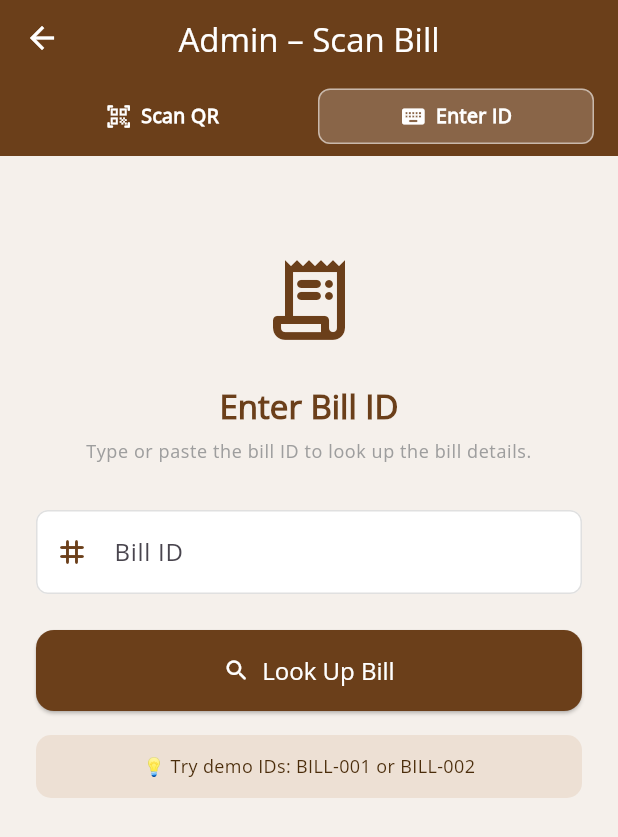
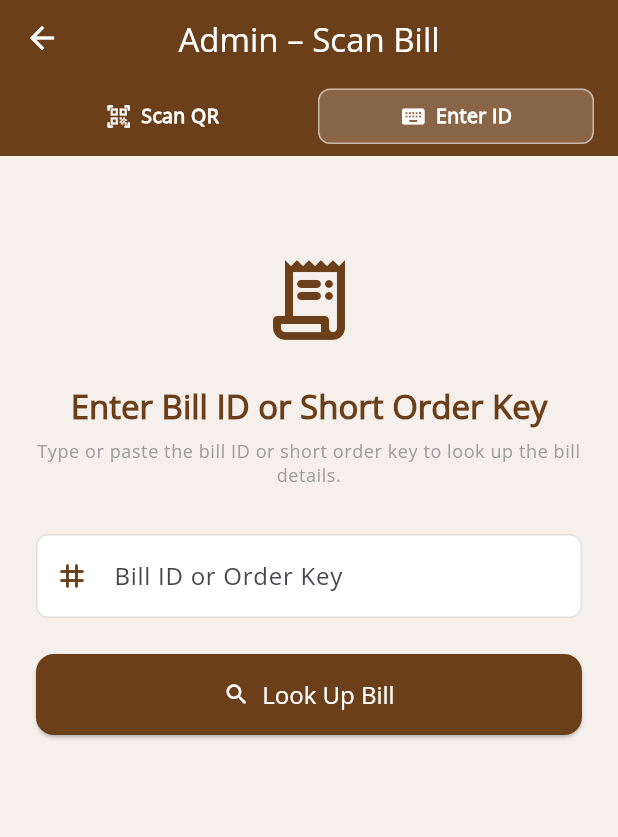
Before and after one commit to yugpokharel/ChiyaSathi, a Flutter app: the AdminScanBillScreen screen opened by its route, after a tap on "Enter ID", on a phone screen of 412 x 824 dp. Shown: the top 837 px of the screen. Run offline on Flutter 3.47's test engine with Material 3 defaults, Android fonts, the phone set to English and light mode, and no system bars; our stand-ins replace connectivity_plus, dartz, device_info_plus, equatable, flutter_local_notifications, flutter_riverpod and 7 more; missing offline and left inert: mobile_scanner; accounts and stored records are empty.

Commit message:
few Fixes

````diff
--- a/lib/features/payment/data/models/bill_model.dart
+++ b/lib/features/payment/data/models/bill_model.dart
@@ -1,5 +1,4 @@
-// bill_model.dart
-// Chiya Sathi - Bill Model
+
 
 import 'dart:convert';
 
@@ -9,6 +8,7 @@ class Bill {
   final String tableId;
   final double totalAmount;
   final DateTime generatedAt;
+  final String? shortOrderKey;
 
   const Bill({
     required this.billId,
@@ -16,9 +16,9 @@ class Bill {
     required this.tableId,
     required this.totalAmount,
     required this.generatedAt,
+    this.shortOrderKey,
   });
 
-  /// Creates a Bill from a JSON map (e.g. parsed from QR code or API response)
   factory Bill.fromJson(Map<String, dynamic> json) {
     return Bill(
       billId: json['billId'] as String,
@@ -26,10 +26,10 @@ class Bill {
       tableId: json['tableId'] as String,
       totalAmount: (json['totalAmount'] as num).toDouble(),
       generatedAt: DateTime.parse(json['generatedAt'] as String),
+      shortOrderKey: json['shortOrderKey'] as String?,
     );
   }
 
-  /// Converts the Bill to a JSON map
   Map<String, dynamic> toJson() {
     return {
       'billId': billId,
@@ -37,13 +37,12 @@ class Bill {
       'tableId': tableId,
       'totalAmount': totalAmount,
       'generatedAt': generatedAt.toIso8601String(),
+      if (shortOrderKey != null) 'shortOrderKey': shortOrderKey,
     };
   }
 
-  /// Serialises to a JSON string (used for QR code data)
   String toJsonString() => jsonEncode(toJson());
 
-  /// Deserialises from a JSON string (used when scanning QR code)
   static Bill fromJsonString(String jsonString) {
     final Map<String, dynamic> map =
         jsonDecode(jsonString) as Map<String, dynamic>;
@@ -56,6 +55,7 @@ class Bill {
     String? tableId,
     double? totalAmount,
     DateTime? generatedAt,
+    String? shortOrderKey,
   }) {
     return Bill(
       billId: billId ?? this.billId,
@@ -63,6 +63,7 @@ class Bill {
       tableId: tableId ?? this.tableId,
       totalAmount: totalAmount ?? this.totalAmount,
       generatedAt: generatedAt ?? this.generatedAt,
+      shortOrderKey: shortOrderKey ?? this.shortOrderKey,
     );
   }
 
--- a/lib/features/payment/presentation/pages/admin_scan_bill_screen.dart
+++ b/lib/features/payment/presentation/pages/admin_scan_bill_screen.dart
@@ -1,16 +1,25 @@
-
-
+import 'dart:convert';
+import 'package:http/http.dart' as http;
 import 'package:chiya_sathi/features/payment/data/models/bill_model.dart';
+import 'package:chiya_sathi/features/payment/presentation/pages/generate_bill_screen.dart'; // For OrderKeyStore
 import 'package:flutter/material.dart';
 import 'package:mobile_scanner/mobile_scanner.dart';
+import 'package:chiya_sathi/core/services/notification_service.dart';
 
-/// Simulated backend lookup by [billId].
-///
-/// Replace this with a real HTTP / database call in production.
+class BillStore {
+  static final Map<String, Bill> _bills = {};
+
+  static void addBill(Bill bill) {
+    _bills[bill.billId] = bill;
+  }
+
+  static Bill? getBill(String billId) => _bills[billId];
+}
 Future<Bill?> _lookupBillById(String billId) async {
   await Future.delayed(const Duration(milliseconds: 600));
+  final bill = BillStore.getBill(billId);
+  if (bill != null) return bill;
 
-  // Simulated database of bills
   final mockDb = <String, Map<String, dynamic>>{
     'BILL-001': {
       'billId': 'BILL-001',
@@ -27,22 +36,39 @@ Future<Bill?> _lookupBillById(String billId) async {
       'generatedAt': '2024-01-15T11:15:00.000',
     },
   };
-
   final data = mockDb[billId];
   if (data == null) return null;
   return Bill.fromJson(data);
 }
 
-/// Admin screen to scan a customer's QR bill or look it up by [billId].
-///
-/// Dependencies – add to pubspec.yaml:
-/// ```yaml
-/// dependencies:
-///   mobile_scanner: ^5.2.3
-/// ```
-///
-/// Android: add camera permission to AndroidManifest.xml
-/// iOS:     add NSCameraUsageDescription to Info.plist
+Future<Order?> fetchOrderById(String orderId) async {
+  final response = await http.get(Uri.parse('https://your-backend.com/api/orders/$orderId'));
+  if (response.statusCode == 200) {
+    final json = jsonDecode(response.body);
+    return Order.fromJson(json);
+  } else {
+    return null;
+  }
+}
+
+class Order {
+  final String id;
+  final String customerName;
+  final List<String> items;
+  final String paymentStatus;
+
+  Order({required this.id, required this.customerName, required this.items, required this.paymentStatus});
+
+  factory Order.fromJson(Map<String, dynamic> json) {
+    return Order(
+      id: json['id'] as String,
+      customerName: json['customerName'] as String,
+      items: List<String>.from(json['items'] as List),
+      paymentStatus: json['paymentStatus'] as String,
+    );
+  }
+}
+
 class AdminScanBillScreen extends StatefulWidget {
   const AdminScanBillScreen({super.key});
 
@@ -52,30 +78,35 @@ class AdminScanBillScreen extends StatefulWidget {
 
 class _AdminScanBillScreenState extends State<AdminScanBillScreen>
     with WidgetsBindingObserver {
-  // ── Camera controller ──────────────────────────────────────────────────────
   final MobileScannerController _cameraController = MobileScannerController(
     detectionSpeed: DetectionSpeed.noDuplicates,
     returnImage: false,
   );
 
-  // ── Manual entry ───────────────────────────────────────────────────────────
   final TextEditingController _manualController = TextEditingController();
   final FocusNode _manualFocus = FocusNode();
   final GlobalKey<FormState> _formKey = GlobalKey<FormState>();
 
-  // ── State ──────────────────────────────────────────────────────────────────
-  bool _isScanning = true;   // true = camera tab, false = manual tab
+  bool _isScanning = true;
   bool _isLoading = false;
-  bool _dialogOpen = false;  // guard against double-open
+  bool _dialogOpen = false;
 
-  // ---------------------------------------------------------------------------
-  // Lifecycle
-  // ---------------------------------------------------------------------------
 
   @override
   void initState() {
     super.initState();
     WidgetsBinding.instance.addObserver(this);
+
+    final demoBill = Bill(
+      billId: 'chai-latte-sathi-order',
+      orderId: 'ORD-2024-001',
+      tableId: 'T-01',
+      totalAmount: 350.00,
+      generatedAt: DateTime.now(),
+      shortOrderKey: 'abcd',
+    );
+    BillStore.addBill(demoBill);
+    OrderKeyStore.add('abcd', 'ORD-2024-001');
   }
 
   @override
@@ -97,9 +128,6 @@ class _AdminScanBillScreenState extends State<AdminScanBillScreen>
     super.dispose();
   }
 
-  // ---------------------------------------------------------------------------
-  // QR detection handler
-  // ---------------------------------------------------------------------------
 
   void _onDetect(BarcodeCapture capture) {
     if (_dialogOpen || _isLoading) return;
@@ -114,35 +142,46 @@ class _AdminScanBillScreenState extends State<AdminScanBillScreen>
     _processRawValue(rawValue);
   }
 
-  // ---------------------------------------------------------------------------
-  // Core processing – shared by QR scan and manual entry
-  // ---------------------------------------------------------------------------
 
   Future<void> _processRawValue(String rawValue) async {
     setState(() => _isLoading = true);
 
     try {
       Bill? bill;
+      String input = rawValue.trim();
 
-      // 1. Try to parse as a full JSON bill (from QR)
-      if (rawValue.trimLeft().startsWith('{')) {
+      // Debug: print available keys
+      debugPrint('AdminScanBillScreen: input="$input"');
+      debugPrint('BillStore keys: ${BillStore._bills.keys.toList()}');
+      debugPrint('OrderKeyStore keys: ${OrderKeyStore.keyToOrderId.keys.toList()}');
+
+      // Try JSON decode
+      if (input.startsWith('{')) {
         try {
-          bill = Bill.fromJsonString(rawValue);
-        } catch (_) {
-          // JSON was malformed – fall through to ID lookup
-        }
+          bill = Bill.fromJsonString(input);
+        } catch (_) {}
       }
 
-      // 2. Otherwise treat it as a plain billId (manual entry or simple QR)
+      // Try billId lookup
       if (bill == null) {
-        bill = await _lookupBillById(rawValue.trim());
+        bill = await _lookupBillById(input);
+      }
+
+      // Try short order key lookup
+      if (bill == null) {
+        final mappedOrderId = OrderKeyStore.getOrderId(input);
+        debugPrint('OrderKeyStore.getOrderId("$input") = $mappedOrderId');
+        if (mappedOrderId != null) {
+          final bills = BillStore._bills.values.where((b) => b.orderId == mappedOrderId);
+          bill = bills.isNotEmpty ? bills.first : null;
+        }
       }
 
       if (!mounted) return;
       setState(() => _isLoading = false);
 
       if (bill == null) {
-        _showErrorSnackBar('Bill "$rawValue" not found.');
+        _showErrorSnackBar('Bill or order key "$input" not found.');
         _cameraController.start();
         return;
       }
@@ -156,19 +195,13 @@ class _AdminScanBillScreenState extends State<AdminScanBillScreen>
     }
   }
 
-  // ---------------------------------------------------------------------------
-  // Manual lookup
-  // ---------------------------------------------------------------------------
-
   void _onManualLookup() {
     if (!_formKey.currentState!.validate()) return;
     FocusScope.of(context).unfocus();
     _processRawValue(_manualController.text.trim());
   }
 
-  // ---------------------------------------------------------------------------
-  // Dialog
-  // ---------------------------------------------------------------------------
+
 
   void _showBillDialog(Bill bill) {
     if (_dialogOpen) return;
@@ -179,10 +212,16 @@ class _AdminScanBillScreenState extends State<AdminScanBillScreen>
       barrierDismissible: false,
       builder: (_) => _BillDialog(
         bill: bill,
-        onSettle: () {
+        onSettle: () async {
           Navigator.of(context).pop(); // close dialog
           _dialogOpen = false;
           _cameraController.start();
+          // Settle the order (simulate or call backend here)
+          // Send push notification to user
+          await NotificationService().showOrderNotification(
+            title: 'Order Settled',
+            body: 'Thank you for ordering with ChiyaSathi',
+          );
           ScaffoldMessenger.of(context).showSnackBar(
             SnackBar(
               content: Text('Bill ${bill.billId} marked as settled ✓'),
@@ -200,9 +239,6 @@ class _AdminScanBillScreenState extends State<AdminScanBillScreen>
     );
   }
 
-  // ---------------------------------------------------------------------------
-  // Helpers
-  // ---------------------------------------------------------------------------
 
   void _showErrorSnackBar(String message) {
     ScaffoldMessenger.of(context).showSnackBar(
@@ -213,10 +249,6 @@ class _AdminScanBillScreenState extends State<AdminScanBillScreen>
       ),
     );
   }
-
-  // ---------------------------------------------------------------------------
-  // Build
-  // ---------------------------------------------------------------------------
 
   @override
   Widget build(BuildContext context) {
@@ -262,10 +294,6 @@ class _AdminScanBillScreenState extends State<AdminScanBillScreen>
     );
   }
 }
-
-// ---------------------------------------------------------------------------
-// Tab bar
-// ---------------------------------------------------------------------------
 
 class _TabBar extends StatelessWidget {
   final bool isScanning;
@@ -348,10 +376,6 @@ class _Tab extends StatelessWidget {
   }
 }
 
-// ---------------------------------------------------------------------------
-// Scanner view
-// ---------------------------------------------------------------------------
-
 class _ScannerView extends StatelessWidget {
   final MobileScannerController controller;
   final void Function(BarcodeCapture) onDetect;
@@ -401,10 +425,6 @@ class _ScannerView extends StatelessWidget {
   }
 }
 
-// ---------------------------------------------------------------------------
-// Manual entry view
-// ---------------------------------------------------------------------------
-
 class _ManualEntryView extends StatelessWidget {
   final GlobalKey<FormState> formKey;
   final TextEditingController controller;
@@ -435,7 +455,7 @@ class _ManualEntryView extends StatelessWidget {
                 color: Color(0xFF6B3F1A), size: 64),
             const SizedBox(height: 24),
             Text(
-              'Enter Bill ID',
+              'Enter Bill ID or Short Order Key',
               textAlign: TextAlign.center,
               style: Theme.of(context).textTheme.titleLarge?.copyWith(
                     fontWeight: FontWeight.bold,
@@ -444,7 +464,7 @@ class _ManualEntryView extends StatelessWidget {
             ),
             const SizedBox(height: 8),
             Text(
-              'Type or paste the bill ID to look up the bill details.',
+              'Type or paste the bill ID or short order key to look up the bill details.',
               textAlign: TextAlign.center,
               style: Theme.of(context)
                   .textTheme
@@ -455,10 +475,10 @@ class _ManualEntryView extends StatelessWidget {
             TextFormField(
               controller: controller,
               focusNode: focusNode,
-              textCapitalization: TextCapitalization.characters,
+              textCapitalization: TextCapitalization.none,
               decoration: InputDecoration(
-                labelText: 'Bill ID',
-                hintText: 'e.g. BILL-001',
+                labelText: 'Bill ID or Order Key',
+                hintText: 'e.g. chai-latte-sathi-order or abcd',
                 prefixIcon: const Icon(Icons.tag_rounded,
                     color: Color(0xFF6B3F1A)),
                 border: OutlineInputBorder(
@@ -473,7 +493,12 @@ class _ManualEntryView extends StatelessWidget {
               ),
               validator: (v) {
                 if (v == null || v.trim().isEmpty) {
-                  return 'Please enter a bill ID';
+                  return 'Please enter a bill ID or order key';
+                }
+                final billPattern = RegExp(r'^[a-z]+(-[a-z]+){2,3}$'); // 3 or 4 words
+                final orderKeyPattern = RegExp(r'^[a-zA-Z0-9]{4,6}$'); // 4-6 chars
+                if (!billPattern.hasMatch(v.trim()) && !orderKeyPattern.hasMatch(v.trim())) {
+                  return 'Enter a valid bill ID (3-4 words) or short order key (4-6 chars)';
                 }
                 return null;
               },
@@ -495,20 +520,6 @@ class _ManualEntryView extends StatelessWidget {
               ),
             ),
             const SizedBox(height: 16),
-            // Hint for test data
-            Container(
-              padding: const EdgeInsets.all(12),
-              decoration: BoxDecoration(
-                color: const Color(0xFFEDE0D4),
-                borderRadius: BorderRadius.circular(10),
-              ),
-              child: const Text(
-                '💡 Try demo IDs: BILL-001 or BILL-002',
-                textAlign: TextAlign.center,
-                style: TextStyle(
-                    fontSize: 12, color: Color(0xFF4A2C0A)),
-              ),
-            ),
           ],
         ),
       ),
@@ -550,7 +561,7 @@ class _BillDialog extends StatelessWidget {
         ],
       ),
       content: Column(
-        mainAxisSize: MainAxisSize.min,
+  // Removed unused _OrderDialog class
         children: [
           const Divider(),
           _DialogRow(label: 'Bill ID', value: bill.billId),
@@ -666,3 +677,34 @@ class _LoadingOverlay extends StatelessWidget {
     );
   }
 }
+
+class _OrderDialog extends StatelessWidget {
+  final Order order;
+  final VoidCallback onClose;
+
+  const _OrderDialog({required this.order, required this.onClose});
+
+  @override
+  Widget build(BuildContext context) {
+    return AlertDialog(
+      shape: RoundedRectangleBorder(borderRadius: BorderRadius.circular(20)),
+      title: const Text('Order Details', style: TextStyle(fontWeight: FontWeight.bold)),
+      content: Column(
+        mainAxisSize: MainAxisSize.min,
+        crossAxisAlignment: CrossAxisAlignment.start,
+        children: [
+          Text('Order ID: ${order.id}'),
+          Text('Customer: ${order.customerName}'),
+          Text('Items: ${order.items.join(", ")}'),
+          Text('Payment Status: ${order.paymentStatus}'),
+        ],
+      ),
+      actions: [
+        TextButton(
+          onPressed: onClose,
+          child: const Text('Close'),
+        ),
+      ],
+    );
+  }
+}
--- a/lib/features/payment/presentation/pages/generate_bill_screen.dart
+++ b/lib/features/payment/presentation/pages/generate_bill_screen.dart
@@ -2,6 +2,38 @@ import 'package:chiya_sathi/features/payment/data/models/bill_model.dart';
 import 'package:flutter/material.dart';
 import 'package:flutter_riverpod/flutter_riverpod.dart';
 import 'show_qr_screen.dart';
+import 'dart:math';
+import 'package:chiya_sathi/features/payment/presentation/pages/admin_scan_bill_screen.dart';
+import 'dart:convert';
+import 'package:http/http.dart' as http;
+
+// Short order key generator
+String _generateShortOrderKey() {
+  final words = [
+    'chai', 'latte', 'sathi', 'order', 'table', 'tea', 'bill', 'cup', 'serve', 'fast', 'easy', 'hot', 'cool', 'sweet', 'spice', 'leaf', 'brew', 'sip', 'milk', 'black', 'green', 'gold', 'mint', 'herb', 'fresh', 'bold', 'rich', 'taste', 'blend', 'shop', 'cafe', 'nepal', 'kathmandu', 'pokhara', 'mount', 'hill', 'river', 'cloud', 'sun', 'moon', 'star', 'joy', 'happy', 'smile', 'cheer', 'peace', 'calm', 'zen', 'buzz', 'rush', 'chill', 'relax', 'cozy', 'warm', 'light', 'shine', 'glow', 'pure', 'classic', 'urban', 'local', 'global', 'trend', 'vibe', 'fun', 'yum',
+  ];
+  final rand = Random();
+  return List.generate(3, (_) => words[rand.nextInt(words.length)]).join('-');
+}
+
+// Store mapping from short order key to orderId
+class OrderKeyStore {
+  static final Map<String, String> _keyToOrderId = {};
+  static void add(String shortKey, String orderId) {
+    _keyToOrderId[shortKey] = orderId;
+  }
+  static String? getOrderId(String shortKey) => _keyToOrderId[shortKey];
+  static Map<String, String> get keyToOrderId => _keyToOrderId;
+}
+
+String _generateShortBillId() {
+  final words = [
+    'chai', 'latte', 'sathi', 'order', 'table', 'tea', 'bill', 'cup', 'serve', 'fast', 'easy', 'hot', 'cool', 'sweet', 'spice', 'leaf', 'brew', 'sip', 'milk', 'black', 'green', 'gold', 'mint', 'herb', 'fresh', 'bold', 'rich', 'taste', 'blend', 'shop', 'cafe', 'nepal', 'kathmandu', 'pokhara', 'mount', 'hill', 'river', 'cloud', 'sun', 'moon', 'star', 'joy', 'happy', 'smile', 'cheer', 'peace', 'calm', 'zen', 'buzz', 'rush', 'chill', 'relax', 'cozy', 'warm', 'light', 'shine', 'glow', 'pure', 'classic', 'urban', 'local', 'global', 'trend', 'vibe', 'fun', 'yum',
+    'taste', 'blend', 'leaf', 'brew', 'sip', 'milk', 'black', 'green', 'gold', 'mint', 'herb', 'fresh', 'bold', 'rich', 'shop', 'cafe', 'mount', 'hill', 'river', 'cloud', 'sun', 'moon', 'star', 'joy', 'happy', 'smile', 'cheer', 'peace', 'calm', 'zen', 'buzz', 'rush', 'chill', 'relax', 'cozy', 'warm', 'light', 'shine', 'glow', 'pure', 'classic', 'urban', 'local', 'global', 'trend', 'vibe', 'fun', 'yum'
+  ];
+  final rand = Random();
+  return List.generate(4, (_) => words[rand.nextInt(words.length)]).join('-');
+}
 
 Future<Bill> _generateBillFromBackend({
   required String orderId,
@@ -9,14 +41,19 @@ Future<Bill> _generateBillFromBackend({
   required double totalAmount,
 }) async {
   await Future.delayed(const Duration(milliseconds: 800));
-  final billId = 'BILL-${DateTime.now().millisecondsSinceEpoch}';
-  return Bill(
+  final billId = _generateShortBillId();
+  final shortOrderKey = _generateShortOrderKey();
+  OrderKeyStore.add(shortOrderKey, orderId);
+  final bill = Bill(
     billId: billId,
     orderId: orderId,
     tableId: tableId,
     totalAmount: totalAmount,
     generatedAt: DateTime.now(),
+    shortOrderKey: shortOrderKey,
   );
+  BillStore.addBill(bill);
+  return bill;
 }
 
 final billGenerationProvider =
@@ -120,6 +157,8 @@ class _BillContent extends StatelessWidget {
         crossAxisAlignment: CrossAxisAlignment.stretch,
         children: [
           _BillCard(bill: bill),
+          const SizedBox(height: 12),
+          _DetailRow(label: 'Short Order Key', value: bill.shortOrderKey ?? 'N/A'),
           const SizedBox(height: 32),
           _ActionButton(
             label: 'Pay Online',
@@ -290,3 +329,56 @@ class _ErrorView extends StatelessWidget {
     );
   }
 }
+
+Future<List<Order>> fetchAllOrders() async {
+  final response = await http.get(Uri.parse('https://your-backend.com/api/orders'));
+  if (response.statusCode == 200) {
+    final List<dynamic> data = jsonDecode(response.body);
+    return data.map((json) => Order.fromJson(json)).toList();
+  } else {
+    throw Exception('Failed to fetch orders');
+  }
+}
+
+String generateBillKey(String orderId) {
+  return 'CS-' + base64Url.encode(utf8.encode(orderId)).substring(0, 6).toUpperCase();
+}
+
+Future<Order?> lookupOrderByBillKey(String billKey) async {
+  final orders = await fetchAllOrders();
+  for (final order in orders) {
+    final key = generateBillKey(order.id);
+    if (key == billKey) {
+      return order;
+    }
+  }
+  return null;
+}
+
+Future<Order?> fetchOrderById(String orderId) async {
+  final response = await http.get(Uri.parse('https://your-backend.com/api/orders/$orderId'));
+  if (response.statusCode == 200) {
+    final json = jsonDecode(response.body);
+    return Order.fromJson(json);
+  } else {
+    return null;
+  }
+}
+
+class Order {
+  final String id;
+  final String customerName;
+  final List<String> items;
+  final String paymentStatus;
+
+  Order({required this.id, required this.customerName, required this.items, required this.paymentStatus});
+
+  factory Order.fromJson(Map<String, dynamic> json) {
+    return Order(
+      id: json['id'] as String,
+      customerName: json['customerName'] as String,
+      items: List<String>.from(json['items'] as List),
+      paymentStatus: json['paymentStatus'] as String,
+    );
+  }
+}
--- a/lib/features/payment/presentation/pages/show_qr_screen.dart
+++ b/lib/features/payment/presentation/pages/show_qr_screen.dart
@@ -1,25 +1,18 @@
-// show_qr_screen.dart
-// Chiya Sathi - Show QR Screen
-
 import 'package:chiya_sathi/features/payment/data/models/bill_model.dart';
 import 'package:flutter/material.dart';
 import 'package:flutter/services.dart';
 import 'package:qr_flutter/qr_flutter.dart';
 
-/// A screen that renders a QR code encoding the full [Bill] as JSON.
-///
-/// The QR payload is [Bill.toJsonString()], so [AdminScanBillScreen] can
-/// decode it back to a [Bill] object after scanning.
-///
-/// Dependency: add `qr_flutter` to pubspec.yaml
-/// ```yaml
-/// dependencies:
-///   qr_flutter: ^4.1.0
-/// ```
+
+// Utility functions
+String _fmt(DateTime dt) =>
+    '${dt.year}-${_p(dt.month)}-${_p(dt.day)}  ${_p(dt.hour)}:${_p(dt.minute)}';
+String _p(int n) => n.toString().padLeft(2, '0');
+
 class ShowQrScreen extends StatelessWidget {
   final Bill bill;
 
-  const ShowQrScreen({super.key, required this.bill});
+  const ShowQrScreen({Key? key, required this.bill}) : super(key: key);
 
   @override
   Widget build(BuildContext context) {
@@ -50,7 +43,7 @@ class ShowQrScreen extends StatelessWidget {
             const SizedBox(height: 24),
             _BillDetailCard(bill: bill),
             const SizedBox(height: 24),
-            _InstructionBanner(),
+            const _InstructionBanner(),
           ],
         ),
       ),
@@ -69,15 +62,11 @@ class ShowQrScreen extends StatelessWidget {
   }
 }
 
-// ---------------------------------------------------------------------------
-// QR card
-// ---------------------------------------------------------------------------
-
 class _QrCard extends StatelessWidget {
   final Bill bill;
   final String qrData;
 
-  const _QrCard({required this.bill, required this.qrData});
+  const _QrCard({Key? key, required this.bill, required this.qrData}) : super(key: key);
 
   @override
   Widget build(BuildContext context) {
@@ -88,7 +77,6 @@ class _QrCard extends StatelessWidget {
         padding: const EdgeInsets.symmetric(vertical: 32, horizontal: 24),
         child: Column(
           children: [
-            // Shop logo / header
             Row(
               mainAxisAlignment: MainAxisAlignment.center,
               children: [
@@ -106,7 +94,6 @@ class _QrCard extends StatelessWidget {
             ),
             const SizedBox(height: 24),
 
-            // QR code
             QrImageView(
               data: qrData,
               version: QrVersions.auto,
@@ -139,14 +126,10 @@ class _QrCard extends StatelessWidget {
   }
 }
 
-// ---------------------------------------------------------------------------
-// Bill detail card
-// ---------------------------------------------------------------------------
-
 class _BillDetailCard extends StatelessWidget {
   final Bill bill;
 
-  const _BillDetailCard({required this.bill});
+  const _BillDetailCard({Key? key, required this.bill}) : super(key: key);
 
   @override
   Widget build(BuildContext context) {
@@ -169,6 +152,8 @@ class _BillDetailCard extends StatelessWidget {
             _Row(label: 'Bill ID', value: bill.billId),
             const SizedBox(height: 10),
             _Row(label: 'Order ID', value: bill.orderId),
+            const SizedBox(height: 10),
+            _Row(label: 'Short Order Key', value: bill.shortOrderKey ?? 'N/A'),
             const SizedBox(height: 10),
             _Row(label: 'Table', value: bill.tableId),
             const SizedBox(height: 10),
@@ -198,17 +183,13 @@ class _BillDetailCard extends StatelessWidget {
       ),
     );
   }
-
-  String _fmt(DateTime dt) =>
-      '${dt.year}-${_p(dt.month)}-${_p(dt.day)}  ${_p(dt.hour)}:${_p(dt.minute)}';
-  String _p(int n) => n.toString().padLeft(2, '0');
 }
 
 class _Row extends StatelessWidget {
   final String label;
   final String value;
 
-  const _Row({required this.label, required this.value});
+  const _Row({Key? key, required this.label, required this.value}) : super(key: key);
 
   @override
   Widget build(BuildContext context) {
@@ -228,11 +209,9 @@ class _Row extends StatelessWidget {
   }
 }
 
-// ---------------------------------------------------------------------------
-// Instruction banner
-// ---------------------------------------------------------------------------
+class _InstructionBanner extends StatelessWidget {
+  const _InstructionBanner({Key? key}) : super(key: key);
 
-class _InstructionBanner extends StatelessWidget {
   @override
   Widget build(BuildContext context) {
     return Container(
@@ -242,15 +221,15 @@ class _InstructionBanner extends StatelessWidget {
         borderRadius: BorderRadius.circular(12),
         border: Border.all(color: const Color(0xFF6B3F1A).withOpacity(0.3)),
       ),
-      child: const Row(
+      child: Row(
         children: [
-          Icon(Icons.info_outline_rounded,
+          const Icon(Icons.info_outline_rounded,
               color: Color(0xFF6B3F1A), size: 22),
-          SizedBox(width: 12),
+          const SizedBox(width: 12),
           Expanded(
             child: Text(
               'Ask the cashier to scan this QR code to verify and settle your bill.',
-              style: TextStyle(fontSize: 13, color: Color(0xFF4A2C0A)),
+              style: const TextStyle(fontSize: 13, color: Color(0xFF4A2C0A)),
             ),
           ),
         ],
````
